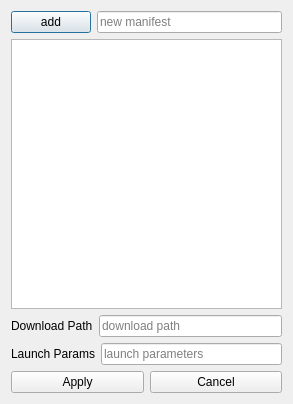
Thunderspies/launcher, file optionswindow.ui: the form before one commit.
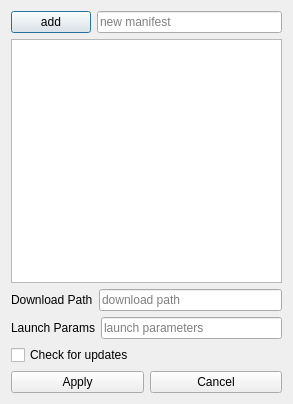
The form after the commit.

Commit message:
Check latest release on GitHub and pupup message for updates
Every time the launcher starts, it will now check GitHub for the latest
release and compare the tag to the `VERSION` macro, which must be set
before compiling. A popup will notify the user with a link to the latest
GitHub release page. This behavior can be disabled with a checkbox in
the options menu.

```diff
--- a/optionswindow.ui
+++ b/optionswindow.ui
@@ -87,6 +87,13 @@
      </item>
     </layout>
    </item>
+   <item>
+    <widget class="QCheckBox" name="checkUpdates">
+     <property name="text">
+      <string>Check for updates</string>
+     </property>
+    </widget>
+   </item>
    <item>
     <layout class="QHBoxLayout" name="horizontalLayout_2">
      <item>
```
The commit also changes 3 other files.
